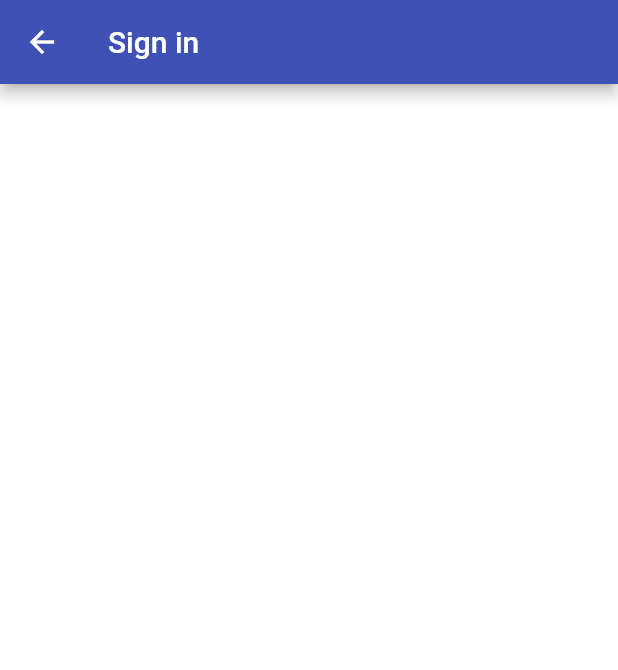
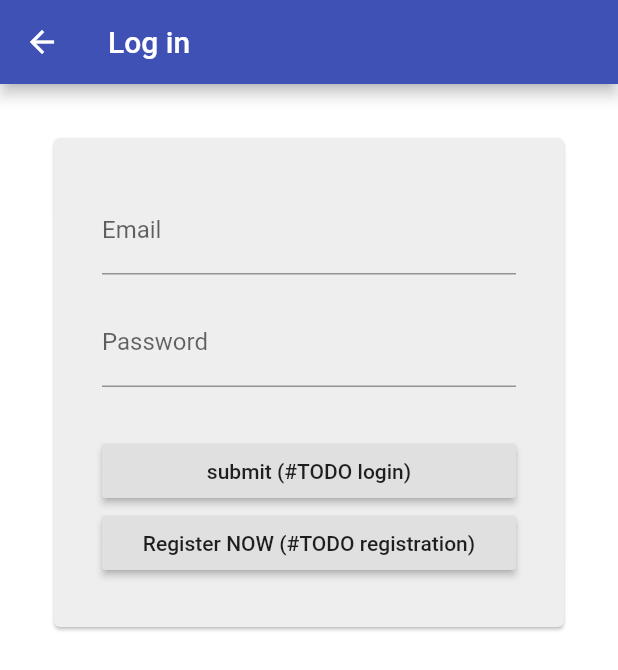
Before and after one commit to igorcruzf/uff_lojinhas, a Flutter app: the EmailSignInPage screen opened directly, on a phone screen of 412 x 824 dp. Shown: the top 670 px of the screen. Run offline on Flutter 3.47's test engine with Material 2 defaults, Android fonts, the phone set to English and light mode, and no system bars; our stand-ins replace firebase_auth; accounts and stored records are empty.

Commit message:
RF: login card e navigatior pra pagina de registro

```diff
--- /dev/null
+++ b/lib/app/sign_in_page/email_form_login.dart
@@ -0,0 +1,88 @@
+import 'package:flutter/cupertino.dart';
+import 'package:flutter/material.dart';
+import "email_form_register.dart";
+
+class EmailFormLogin extends StatefulWidget {
+  @override
+  _EmailFormLoginState createState() => _EmailFormLoginState();
+}
+
+class _EmailFormLoginState extends State<EmailFormLogin> {
+  final TextEditingController _emailController = TextEditingController();
+  final TextEditingController _passwordController = TextEditingController();
+  final FocusNode _emailFocusNode = FocusNode();
+  final FocusNode _passwordFocusNode = FocusNode();
+
+  String get _email => _emailController.text;
+  String get _password => _passwordController.text;
+  bool _submitted = false;
+  bool _isLoading = false;
+
+  _updateState() {
+    print("email $_email, password: $_password");
+    setState(() {});
+  }
+
+  void _registerWithEmail(BuildContext context) {
+    Navigator.of(context).push(
+      MaterialPageRoute<void>(
+        fullscreenDialog: false,
+        builder: (context) => EmailFormRegister(),
+      ),
+    );
+  }
+
+  TextField _emailTextField(){
+    return TextField(
+      focusNode: _emailFocusNode,
+      keyboardType: TextInputType.emailAddress,
+      controller: _emailController,
+      onChanged: (email) => _updateState(),
+      decoration: InputDecoration(
+        labelText: "Email",
+        hintText: "youremail@gmail.com"
+      ),
+    );
+  }
+
+  TextField _passwordTextField(){
+    return TextField(
+      focusNode: _passwordFocusNode,
+      controller: _passwordController,
+      obscureText: true,
+      onChanged: (password) => _updateState(),
+      decoration: InputDecoration(
+          labelText: "Password",
+      ),
+    );
+  }
+
+  List<Widget> _buildChildren() {
+    return [
+      _emailTextField(),
+      SizedBox(height: 16),
+      _passwordTextField(),
+      SizedBox(height: 32),
+      RaisedButton(
+        onPressed: () {},
+        child: Text("submit (#TODO login)"),
+      ),
+      RaisedButton(
+        onPressed: () => _registerWithEmail(context),
+        child: Text("Register NOW (#TODO registration)")
+      )
+    ];
+  }
+
+  @override
+  Widget build(BuildContext context) {
+    return Padding(
+      padding: EdgeInsets.all(32),
+      child: Column(
+        crossAxisAlignment: CrossAxisAlignment.stretch,
+        mainAxisSize: MainAxisSize.min,
+        children: _buildChildren(),
+      )
+    );
+  }
+}
--- /dev/null
+++ b/lib/app/sign_in_page/email_form_register.dart
@@ -0,0 +1,22 @@
+import 'package:flutter/material.dart';
+
+class EmailFormRegister extends StatefulWidget {
+  @override
+  _EmailFormRegisterState createState() => _EmailFormRegisterState();
+}
+
+class _EmailFormRegisterState extends State<EmailFormRegister> {
+  @override
+  Widget build(BuildContext context) {
+    return Scaffold(
+      appBar: AppBar(
+        title: Text("Pagina de registro aqui", style: TextStyle(fontSize: 16),),
+        actions: [
+          FlatButton(
+              child: Text("BACK", style: TextStyle(color: Colors.white)),
+              onPressed: () => Navigator.pop(context)),
+        ],
+      ),
+    );
+  }
+}
--- a/lib/app/sign_in_page/email_sign_in_page.dart
+++ b/lib/app/sign_in_page/email_sign_in_page.dart
@@ -1,18 +1,20 @@
 import "package:flutter/material.dart";
+import 'package:uff_lojinhas/app/sign_in_page/email_form_login.dart';
 
 class EmailSignInPage extends StatelessWidget {
   @override
   Widget build(BuildContext context) {
     return Scaffold(
       appBar: AppBar(
-        title: Text("Sign in"),
+        title: Text("Log in"),
         //elevation: 10,
       ),
       body: SingleChildScrollView(
         child: Padding(
           padding: EdgeInsets.all(32),
           child: Card(
-            color: Colors.grey[200]
+            color: Colors.grey[200],
+            child: EmailFormLogin(),
           ),
         ),
       ),
```
